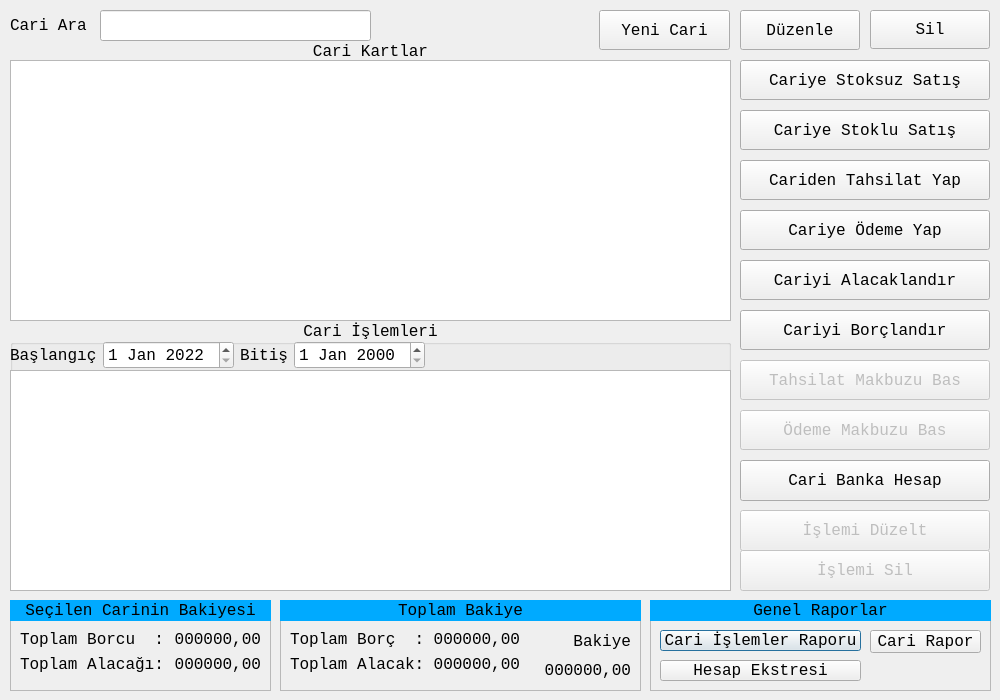
Before: the Qt Designer form carikartlardialog.ui in mamoo81/bhss, drawn with Qt 5.
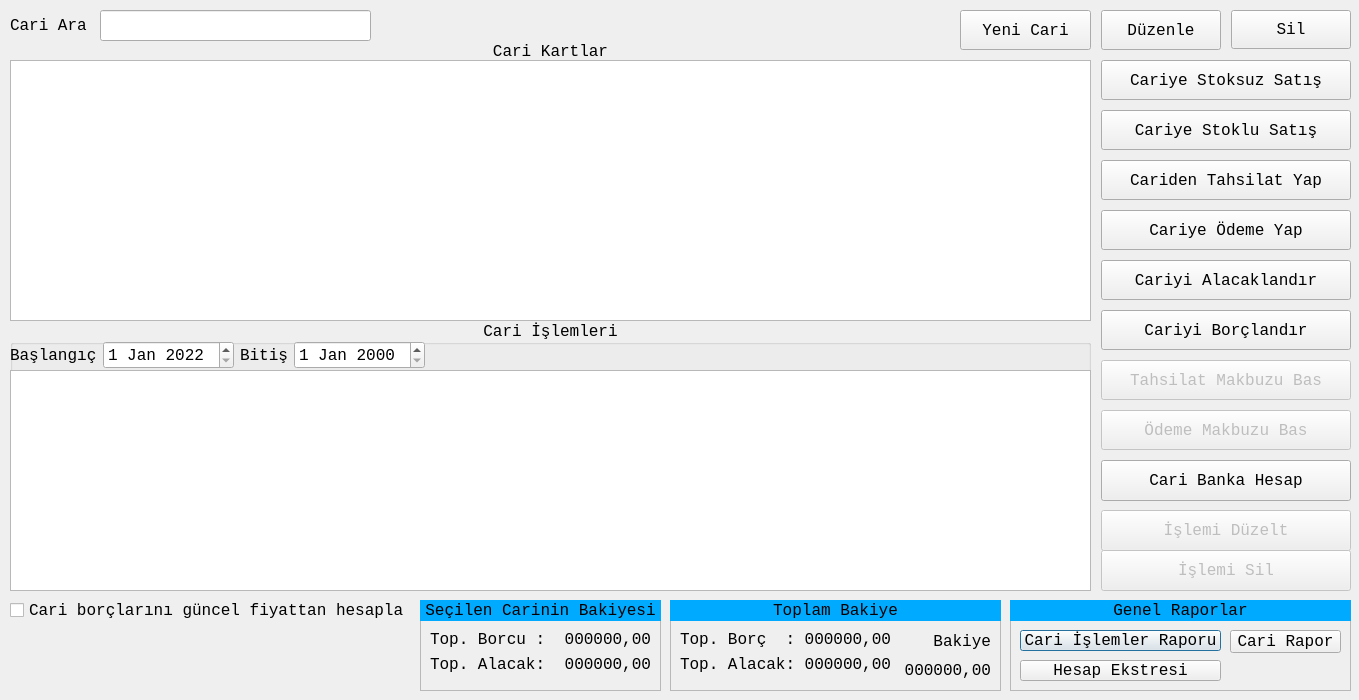
After: the same form once the commit is applied. Icons and pictures are not drawn.

Commit message: carilerin borçlarını zamlı fiyattan gösterme eklendi.

The edit to the form file:
```diff
--- a/carikartlardialog.ui
+++ b/carikartlardialog.ui
@@ -6,7 +6,7 @@
    <rect>
     <x>0</x>
     <y>0</y>
-    <width>1000</width>
+    <width>1359</width>
     <height>700</height>
    </rect>
   </property>
@@ -40,7 +40,7 @@
     <rect>
      <x>10</x>
      <y>40</y>
-     <width>721</width>
+     <width>1081</width>
      <height>281</height>
     </rect>
    </property>
@@ -55,7 +55,7 @@
      <rect>
       <x>0</x>
       <y>20</y>
-      <width>721</width>
+      <width>1081</width>
       <height>261</height>
      </rect>
     </property>
@@ -73,7 +73,7 @@
   <widget class="QToolButton" name="YenitoolButton">
    <property name="geometry">
     <rect>
-     <x>599</x>
+     <x>960</x>
      <y>10</y>
      <width>131</width>
      <height>40</height>
@@ -99,7 +99,7 @@
   <widget class="QToolButton" name="SiltoolButton">
    <property name="geometry">
     <rect>
-     <x>870</x>
+     <x>1231</x>
      <y>10</y>
      <width>120</width>
      <height>39</height>
@@ -125,7 +125,7 @@
   <widget class="QToolButton" name="DuzenletoolButton">
    <property name="geometry">
     <rect>
-     <x>740</x>
+     <x>1101</x>
      <y>10</y>
      <width>120</width>
      <height>40</height>
@@ -151,7 +151,7 @@
   <widget class="QToolButton" name="CariyeStoksuzSatistoolButton">
    <property name="geometry">
     <rect>
-     <x>740</x>
+     <x>1101</x>
      <y>60</y>
      <width>250</width>
      <height>40</height>
@@ -177,7 +177,7 @@
   <widget class="QToolButton" name="CariyeStokluSatistoolButton">
    <property name="geometry">
     <rect>
-     <x>740</x>
+     <x>1101</x>
      <y>110</y>
      <width>250</width>
      <height>40</height>
@@ -203,7 +203,7 @@
   <widget class="QToolButton" name="CaridenTahsilatYaptoolButton">
    <property name="geometry">
     <rect>
-     <x>740</x>
+     <x>1101</x>
      <y>160</y>
      <width>250</width>
      <height>40</height>
@@ -229,7 +229,7 @@
   <widget class="QToolButton" name="CariyeOdemeYaptoolButton">
    <property name="geometry">
     <rect>
-     <x>740</x>
+     <x>1101</x>
      <y>210</y>
      <width>250</width>
      <height>40</height>
@@ -255,7 +255,7 @@
   <widget class="QToolButton" name="CariyiAlacaklandirtoolButton">
    <property name="geometry">
     <rect>
-     <x>740</x>
+     <x>1101</x>
      <y>260</y>
      <width>250</width>
      <height>40</height>
@@ -281,7 +281,7 @@
   <widget class="QToolButton" name="CariyiBorclandirtoolButton">
    <property name="geometry">
     <rect>
-     <x>740</x>
+     <x>1101</x>
      <y>310</y>
      <width>250</width>
      <height>40</height>
@@ -310,7 +310,7 @@
    </property>
    <property name="geometry">
     <rect>
-     <x>740</x>
+     <x>1101</x>
      <y>360</y>
      <width>250</width>
      <height>40</height>
@@ -339,7 +339,7 @@
    </property>
    <property name="geometry">
     <rect>
-     <x>740</x>
+     <x>1101</x>
      <y>410</y>
      <width>250</width>
      <height>40</height>
@@ -365,7 +365,7 @@
   <widget class="QToolButton" name="CariBankatoolButton">
    <property name="geometry">
     <rect>
-     <x>740</x>
+     <x>1101</x>
      <y>460</y>
      <width>250</width>
      <height>41</height>
@@ -414,7 +414,7 @@
   <widget class="QFrame" name="frame">
    <property name="geometry">
     <rect>
-     <x>650</x>
+     <x>1010</x>
      <y>600</y>
      <width>341</width>
      <height>91</height>
@@ -495,9 +495,9 @@
   <widget class="QFrame" name="frame_2">
    <property name="geometry">
     <rect>
-     <x>280</x>
+     <x>670</x>
      <y>600</y>
-     <width>361</width>
+     <width>331</width>
      <height>91</height>
     </rect>
    </property>
@@ -512,7 +512,7 @@
      <rect>
       <x>0</x>
       <y>0</y>
-      <width>361</width>
+      <width>331</width>
       <height>21</height>
      </rect>
     </property>
@@ -538,7 +538,7 @@
      <rect>
       <x>10</x>
       <y>30</y>
-      <width>230</width>
+      <width>211</width>
       <height>51</height>
      </rect>
     </property>
@@ -552,7 +552,7 @@
         </font>
        </property>
        <property name="text">
-        <string>Toplam Borç  :</string>
+        <string>Top. Borç  :</string>
        </property>
       </widget>
      </item>
@@ -581,7 +581,7 @@
         </font>
        </property>
        <property name="text">
-        <string>Toplam Alacak:</string>
+        <string>Top. Alacak:</string>
        </property>
       </widget>
      </item>
@@ -606,7 +606,7 @@
    <widget class="QWidget" name="layoutWidget">
     <property name="geometry">
      <rect>
-      <x>250</x>
+      <x>220</x>
       <y>30</y>
       <width>101</width>
       <height>51</height>
@@ -650,7 +650,7 @@
     <rect>
      <x>10</x>
      <y>320</y>
-     <width>721</width>
+     <width>1081</width>
      <height>271</height>
     </rect>
    </property>
@@ -665,7 +665,7 @@
      <rect>
       <x>0</x>
       <y>50</y>
-      <width>721</width>
+      <width>1081</width>
       <height>221</height>
      </rect>
     </property>
@@ -723,9 +723,9 @@
   <widget class="QFrame" name="frame_3">
    <property name="geometry">
     <rect>
-     <x>10</x>
+     <x>420</x>
      <y>600</y>
-     <width>261</width>
+     <width>241</width>
      <height>91</height>
     </rect>
    </property>
@@ -746,7 +746,7 @@
      <rect>
       <x>0</x>
       <y>0</y>
-      <width>261</width>
+      <width>241</width>
       <height>21</height>
      </rect>
     </property>
@@ -772,7 +772,7 @@
      <rect>
       <x>10</x>
       <y>30</y>
-      <width>241</width>
+      <width>221</width>
       <height>51</height>
      </rect>
     </property>
@@ -786,7 +786,7 @@
         </font>
        </property>
        <property name="text">
-        <string>Toplam Borcu  :</string>
+        <string>Top. Borcu :</string>
        </property>
       </widget>
      </item>
@@ -815,7 +815,7 @@
         </font>
        </property>
        <property name="text">
-        <string>Toplam Alacağı:</string>
+        <string>Top. Alacak:</string>
        </property>
       </widget>
      </item>
@@ -844,7 +844,7 @@
    </property>
    <property name="geometry">
     <rect>
-     <x>740</x>
+     <x>1101</x>
      <y>510</y>
      <width>250</width>
      <height>41</height>
@@ -873,7 +873,7 @@
    </property>
    <property name="geometry">
     <rect>
-     <x>740</x>
+     <x>1101</x>
      <y>550</y>
      <width>250</width>
      <height>41</height>
@@ -896,6 +896,25 @@
     <enum>Qt::ToolButtonTextBesideIcon</enum>
    </property>
   </widget>
+  <widget class="QCheckBox" name="guncelFiyatcheckBox">
+   <property name="geometry">
+    <rect>
+     <x>10</x>
+     <y>600</y>
+     <width>401</width>
+     <height>21</height>
+    </rect>
+   </property>
+   <property name="sizePolicy">
+    <sizepolicy hsizetype="Preferred" vsizetype="Preferred">
+     <horstretch>0</horstretch>
+     <verstretch>0</verstretch>
+    </sizepolicy>
+   </property>
+   <property name="text">
+    <string>Cari borçlarını güncel fiyattan hesapla</string>
+   </property>
+  </widget>
  </widget>
  <resources>
   <include location="images.qrc"/>
```
The commit also changes 5 other files.
